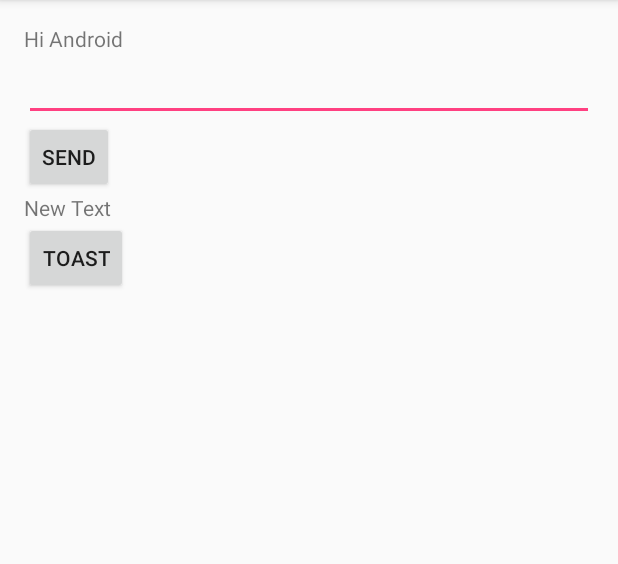
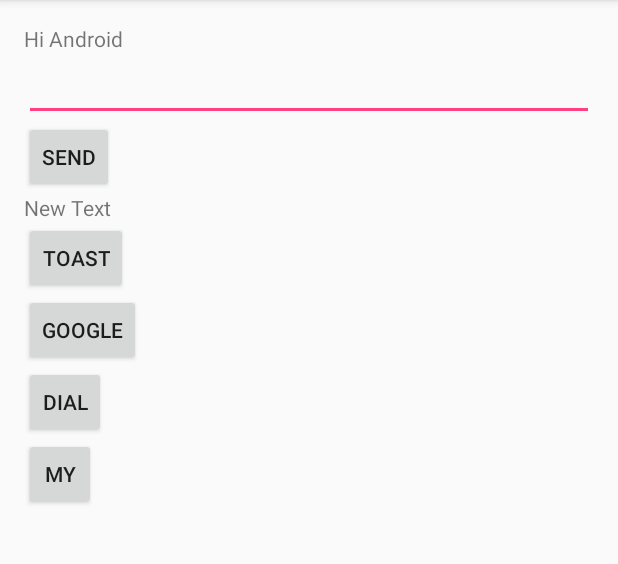
Before and after one commit to eun2205/MyApplication, an Android app: the screen it shows after launch (MainActivity), on a phone screen of 412 x 824 dp, the part 84-648 px from its top. Run offline under Robolectric (Android 15) with nearby library versions, the phone set to English and light mode, and no system bars.

Commit message:
First code

```diff
--- a/app/src/main/AndroidManifest.xml
+++ b/app/src/main/AndroidManifest.xml
@@ -15,6 +15,7 @@
                 <category android:name="android.intent.category.LAUNCHER" />
             </intent-filter>
         </activity>
+        <activity android:name=".MyActivity"></activity>
     </application>
 
 </manifest>
--- a/app/src/main/java/com/example/tacademy/myapplication/MainActivity.java
+++ b/app/src/main/java/com/example/tacademy/myapplication/MainActivity.java
@@ -1,5 +1,7 @@
 package com.example.tacademy.myapplication;
 
+import android.content.Intent;
+import android.net.Uri;
 import android.os.Bundle;
 import android.support.v7.app.AppCompatActivity;
 import android.view.View;
@@ -35,8 +37,37 @@ public class MainActivity extends AppCompatActivity {
 
         btn.setOnClickListener(new View.OnClickListener() {
             @Override
+            public void onClick(View view) {
+                Toast.makeText(MainActivity.this,R.string.toast_message, Toast.LENGTH_LONG).show();
+            }
+        });
+
+        btn = (Button)findViewById(R.id.btn_google);
+
+        btn.setOnClickListener(new View.OnClickListener() {
+            @Override
+            public void onClick(View view) {
+                Intent intent = new Intent(Intent.ACTION_VIEW, Uri.parse("http://www.google.com"));
+                startActivity(intent);
+            }
+        });
+
+        btn = (Button)findViewById(R.id.btn_dial);
+
+        btn.setOnClickListener(new View.OnClickListener() {
+            @Override
+            public void onClick(View view) {
+                Intent intent = new Intent(Intent.ACTION_DIAL, Uri.parse("tel:010-3062-0317"));
+                startActivity(intent);
+            }
+        });
+
+        btn = (Button)findViewById(R.id.btn_my);
+        btn.setOnClickListener(new View.OnClickListener() {
+            @Override
             public void onClick(View v) {
-                Toast.makeText(MainActivity.this,R.string.toast_message, Toast.LENGTH_LONG).show();
+                Intent intent = new Intent(MainActivity.this,MyActivity.class);
+                startActivity(intent);
             }
         });
     }
--- a/app/src/main/res/layout/activity_main.xml
+++ b/app/src/main/res/layout/activity_main.xml
@@ -53,4 +53,34 @@
         android:layout_below="@+id/text_message"
         android:layout_alignParentLeft="true"
         android:layout_alignParentStart="true" />
+
+    <Button
+        style="?android:attr/buttonStyleSmall"
+        android:layout_width="wrap_content"
+        android:layout_height="wrap_content"
+        android:text="@string/google_message"
+        android:id="@+id/btn_google"
+        android:layout_below="@+id/btn_toast"
+        android:layout_alignParentLeft="true"
+        android:layout_alignParentStart="true" />
+
+    <Button
+        style="?android:attr/buttonStyleSmall"
+        android:layout_width="wrap_content"
+        android:layout_height="wrap_content"
+        android:text="@string/dial_message"
+        android:id="@+id/btn_dial"
+        android:layout_below="@+id/btn_google"
+        android:layout_alignParentLeft="true"
+        android:layout_alignParentStart="true" />
+
+    <Button
+        style="?android:attr/buttonStyleSmall"
+        android:layout_width="wrap_content"
+        android:layout_height="wrap_content"
+        android:text="@string/my_title"
+        android:id="@+id/btn_my"
+        android:layout_below="@+id/btn_dial"
+        android:layout_alignParentLeft="true"
+        android:layout_alignParentStart="true" />
 </RelativeLayout>
--- a/app/src/main/res/values/strings.xml
+++ b/app/src/main/res/values/strings.xml
@@ -4,4 +4,8 @@
     <string name="send_title">send</string>
     <string name="btn_toast">toast</string>
     <string name="toast_message">toast message</string>
+    <string name="google_message">google</string>
+    <string name="dial_message">dial</string>
+    <string name="my_title">my</string>
+    <string name="finish_title">finish</string>
 </resources>
```
Also changed, not shown: app/src/main/java/com/example/tacademy/myapplication/MyActivity.java (added, +18 -0 lines), app/src/main/res/layout/activity_my.xml (added, +30 -0 lines), 1 other file.
